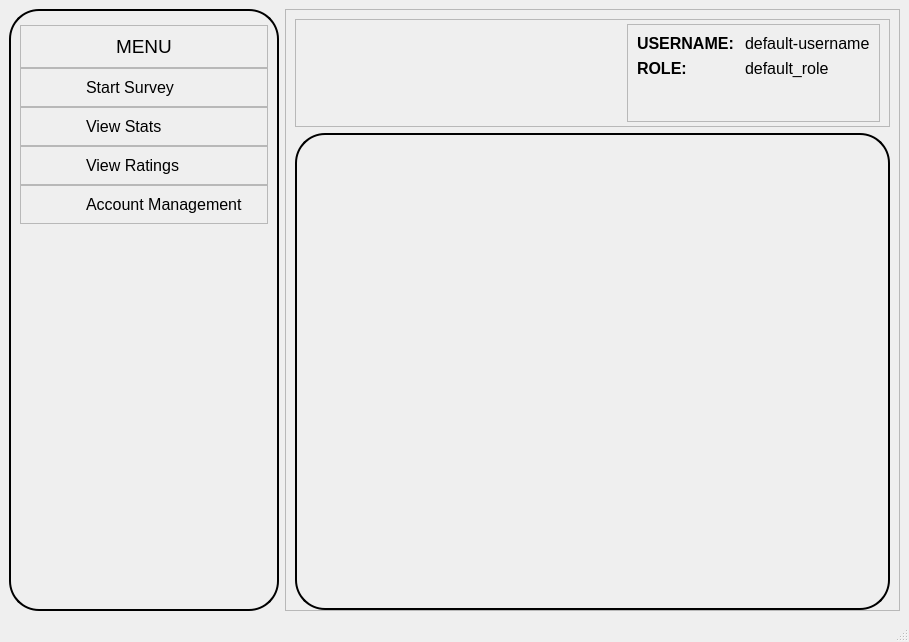
Qt form src/ui_design/dashboard.ui (mikukula/SAT) before a commit.
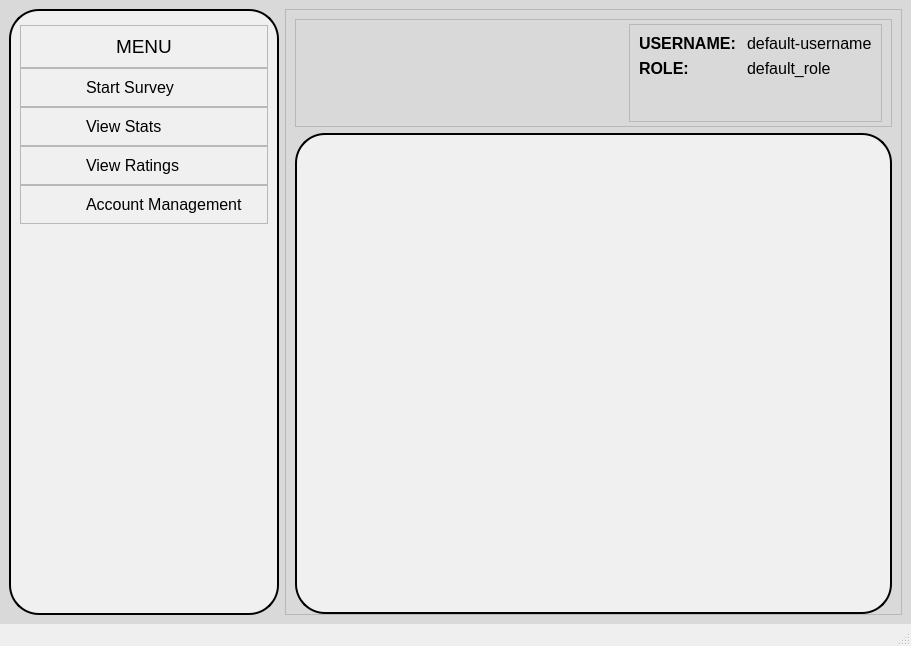
The same form after that commit. Icons and pictures are not drawn.

Commit message: color scheme changed

```diff
--- a/src/ui_design/dashboard.ui
+++ b/src/ui_design/dashboard.ui
@@ -6,8 +6,8 @@
    <rect>
     <x>0</x>
     <y>0</y>
-    <width>909</width>
-    <height>642</height>
+    <width>911</width>
+    <height>646</height>
    </rect>
   </property>
   <property name="sizePolicy">
@@ -20,6 +20,12 @@
    <string>Self Assesment Tool</string>
   </property>
   <widget class="QWidget" name="centralwidget">
+   <property name="styleSheet">
+    <string notr="true">QWidget#centralwidget {
+		background-color: #D9D9D9;
+
+}</string>
+   </property>
    <layout class="QHBoxLayout" name="horizontalLayout_2">
     <item>
      <widget class="QFrame" name="frame">
@@ -33,6 +39,7 @@
        <string notr="true">QFrame#frame{
     border: 2px solid black;
     border-radius: 30px;
+	background-color: #F0F0F0;
 }
 
 </string>
@@ -521,6 +528,7 @@
           <string notr="true">QFrame#main_frame{
     border: 2px solid black;
     border-radius: 30px;
+	background-color: #F0F0F0;
 }</string>
          </property>
          <property name="frameShape">
```
Left out of the diff: 2 changed lines with no effect on the pictures. The commit also changes 1 other file.
